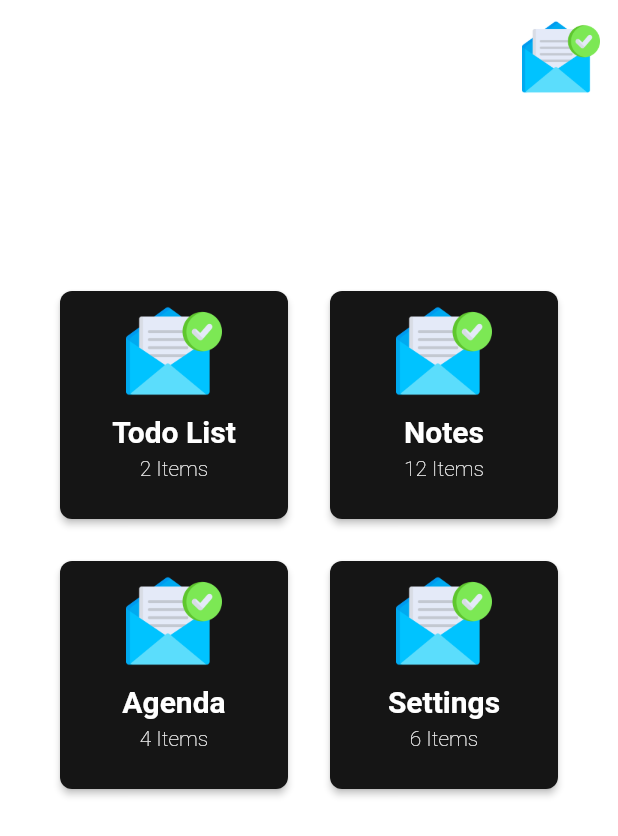
After one commit to anicetkeric/webflux-otp, a Flutter app: the DashboardScreen screen opened by its route, on a phone screen of 412 x 824 dp. The commit adds this screen. Shown: the top 836 px of the screen. Run offline on Flutter 3.47's test engine with Material 2 defaults, Android fonts, the phone set to English and light mode, and no system bars; our stand-ins replace equatable, flutter_bloc, flutter_screenutil, pin_code_fields.

Commit message:
add ui dashboard screen

```diff
--- a/flutter_otp/lib/ui/router/app_router.dart
+++ b/flutter_otp/lib/ui/router/app_router.dart
@@ -3,6 +3,7 @@ import 'package:flutter_otp/core/exceptions/route_exception.dart';
 import 'package:flutter_otp/data/providers/auth_provider.dart';
 import 'package:flutter_otp/data/repositories/auth_repository.dart';
 import 'package:flutter_otp/logic/cubit/auth/auth_cubit.dart';
+import 'package:flutter_otp/ui/screens/dashboard_screen.dart';
 import 'package:flutter_otp/ui/screens/login_screen.dart';
 import 'package:flutter_otp/ui/screens/otp_screen.dart';
 import 'package:flutter_otp/ui/screens/splash_screen.dart';
@@ -37,6 +38,10 @@ class AppRouter {
             child: const OtpScreen(userEmail: "anicetkouame@yahoo.fr")
           ),
         );
+      case DashboardScreen.routeName:
+        return MaterialPageRoute(
+          builder: (_) => const DashboardScreen()
+        );
       default:
         throw const RouteException('Route not found!');
     }
--- /dev/null
+++ b/flutter_otp/lib/ui/screens/dashboard_screen.dart
@@ -0,0 +1,226 @@
+import 'package:flutter/material.dart';
+
+class DashboardScreen extends StatelessWidget {
+  static const String routeName = "/dashboard";
+
+  const DashboardScreen({Key? key}) : super(key: key);
+
+  @override
+  Widget build(BuildContext context) {
+    return Scaffold(
+        backgroundColor: Colors.white,
+        body: SafeArea(
+            child: Column(
+              crossAxisAlignment: CrossAxisAlignment.start,
+              children: <Widget>[
+                Padding(
+                  padding: const EdgeInsets.all(12.0),
+                  child: Row(
+                    mainAxisAlignment: MainAxisAlignment.spaceBetween,
+                    children: <Widget>[
+                      const Icon(Icons.menu, color: Colors.white,size: 52.0,),
+                      Image.asset("assets/images/email.png",width: 52.0,)
+                    ],
+                  ),
+                ),
+                const Padding(
+                  padding: EdgeInsets.all(18.0),
+                  child: Text(
+                    "Welcome, Doctor code \nSelect an option",
+                    style: TextStyle(
+                        color: Colors.white,
+                        fontSize: 28.0,
+                        fontWeight: FontWeight.bold
+                    ),
+                    textAlign: TextAlign.start,
+                  ),
+                ),
+                Padding(
+                  padding: const EdgeInsets.all(12.0),
+                  child: Center(
+                    child: Wrap(
+                      spacing:20,
+                      runSpacing: 20.0,
+                      children: <Widget>[
+                        SizedBox(
+                          width:160.0,
+                          height: 160.0,
+                          child: Card(
+
+                            color: const Color.fromARGB(255,21, 21, 21),
+                            elevation: 2.0,
+                            shape: RoundedRectangleBorder(
+                                borderRadius: BorderRadius.circular(8.0)
+                            ),
+                            child:Center(
+                                child: Padding(
+                                  padding: const EdgeInsets.all(8.0),
+                                  child: Column(
+                                    children: <Widget>[
+                                      Image.asset("assets/images/email.png",width: 64.0,),
+                                      const SizedBox(
+                                        height: 10.0,
+                                      ),
+                                      const Text(
+                                        "Todo List",
+                                        style: TextStyle(
+                                            color: Colors.white,
+                                            fontWeight: FontWeight.bold,
+                                            fontSize: 20.0
+                                        ),
+                                      ),
+                                      const SizedBox(
+                                        height: 5.0,
+                                      ),
+                                      const Text(
+                                        "2 Items",
+                                        style: TextStyle(
+                                            color: Colors.white,
+                                            fontWeight: FontWeight.w100
+                                        ),
+                                      )
+                                    ],
+                                  ),
+                                )
+                            ),
+                          ),
+                        ),
+                        SizedBox(
+                          width:160.0,
+                          height: 160.0,
+                          child: Card(
+
+                            color: const Color.fromARGB(255,21, 21, 21),
+                            elevation: 2.0,
+                            shape: RoundedRectangleBorder(
+                                borderRadius: BorderRadius.circular(8.0)
+                            ),
+                            child:Center(
+                                child: Padding(
+                                  padding: const EdgeInsets.all(8.0),
+                                  child: Column(
+                                    children: <Widget>[
+                                      Image.asset("assets/images/email.png",width: 64.0,),
+                                      const SizedBox(
+                                        height: 10.0,
+                                      ),
+                                      const Text(
+                                        "Notes",
+                                        style: TextStyle(
+                                            color: Colors.white,
+                                            fontWeight: FontWeight.bold,
+                                            fontSize: 20.0
+                                        ),
+                                      ),
+                                      const SizedBox(
+                                        height: 5.0,
+                                      ),
+                                      const Text(
+                                        "12 Items",
+                                        style: TextStyle(
+                                            color: Colors.white,
+                                            fontWeight: FontWeight.w100
+                                        ),
+                                      )
+                                    ],
+                                  ),
+                                )
+                            ),
+                          ),
+                        ),
+                        SizedBox(
+                          width:160.0,
+                          height: 160.0,
+                          child: Card(
+
+                            color: const Color.fromARGB(255,21, 21, 21),
+                            elevation: 2.0,
+                            shape: RoundedRectangleBorder(
+                                borderRadius: BorderRadius.circular(8.0)
+                            ),
+                            child:Center(
+                                child: Padding(
+                                  padding: const EdgeInsets.all(8.0),
+                                  child: Column(
+                                    children: <Widget>[
+                                      Image.asset("assets/images/email.png",width: 64.0,),
+                                      const SizedBox(
+                                        height: 10.0,
+                                      ),
+                                      const Text(
+                                        "Agenda",
+                                        style: TextStyle(
+                                            color: Colors.white,
+                                            fontWeight: FontWeight.bold,
+                                            fontSize: 20.0
+                                        ),
+                                      ),
+                                      const SizedBox(
+                                        height: 5.0,
+                                      ),
+                                      const Text(
+                                        "4 Items",
+                                        style: TextStyle(
+                                            color: Colors.white,
+                                            fontWeight: FontWeight.w100
+                                        ),
+                                      )
+                                    ],
+                                  ),
+                                )
+                            ),
+                          ),
+                        ),
+                        SizedBox(
+                          width:160.0,
+                          height: 160.0,
+                          child: Card(
+
+                            color: const Color.fromARGB(255,21, 21, 21),
+                            elevation: 2.0,
+                            shape: RoundedRectangleBorder(
+                                borderRadius: BorderRadius.circular(8.0)
+                            ),
+                            child:Center(
+                                child: Padding(
+                                  padding: const EdgeInsets.all(8.0),
+                                  child: Column(
+                                    children: <Widget>[
+                                      Image.asset("assets/images/email.png",width: 64.0,),
+                                      const SizedBox(
+                                        height: 10.0,
+                                      ),
+                                      const Text(
+                                        "Settings",
+                                        style: TextStyle(
+                                            color: Colors.white,
+                                            fontWeight: FontWeight.bold,
+                                            fontSize: 20.0
+                                        ),
+                                      ),
+                                      const SizedBox(
+                                        height: 5.0,
+                                      ),
+                                      const Text(
+                                        "6 Items",
+                                        style: TextStyle(
+                                            color: Colors.white,
+                                            fontWeight: FontWeight.w100
+                                        ),
+                                      )
+                                    ],
+                                  ),
+                                )
+                            ),
+                          ),
+                        ),
+                      ],
+                    ),
+                  ),
+                )
+              ],
+            )
+        )
+    );
+  }
+}
```
